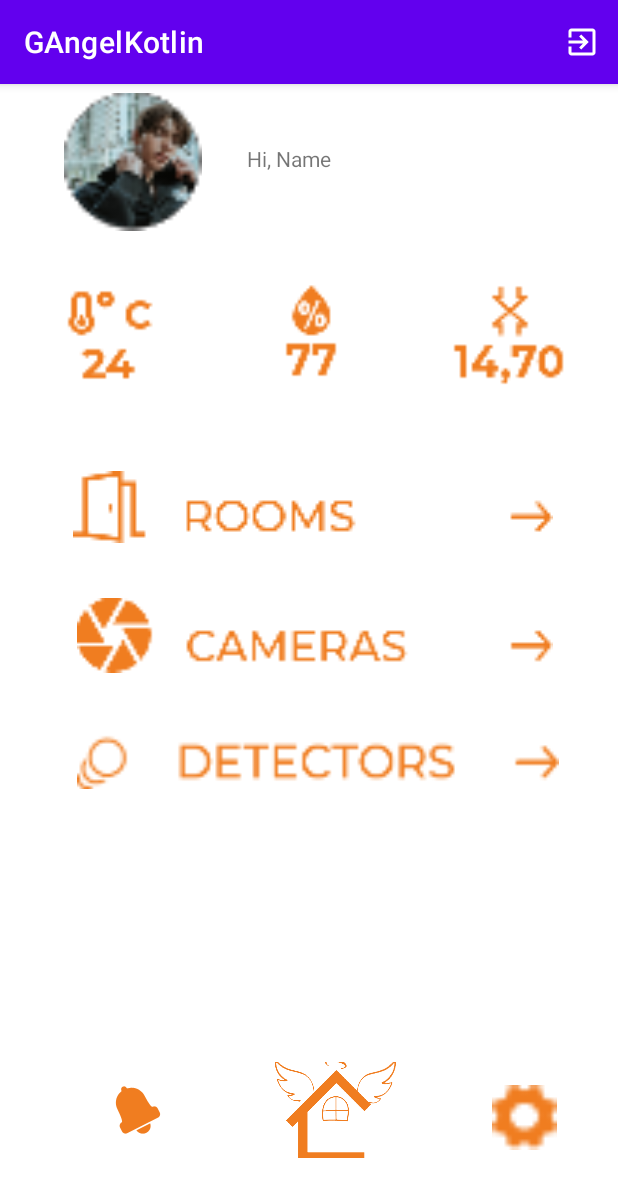
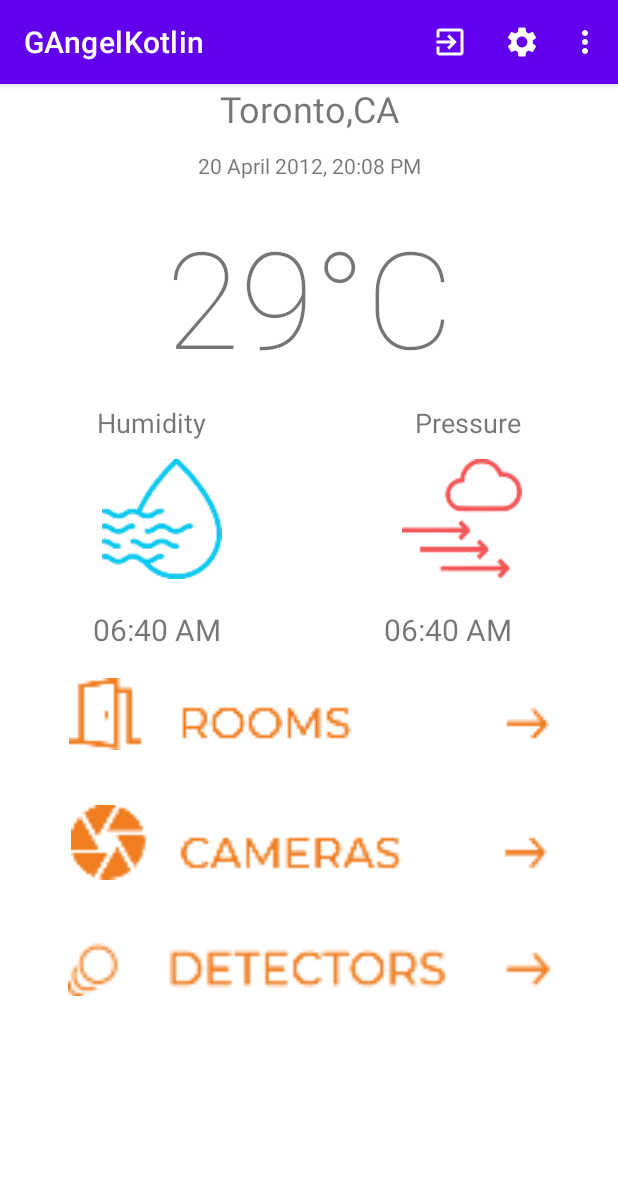
Before and after one commit to Syedts/GAngelKotlin, an Android app: the Home screen opened directly, with no data from a screen before it, on a phone screen of 412 x 824 dp. Shown: the top 1197 px of the screen. Run offline under Robolectric (Android 15) with nearby library versions, the phone set to English and light mode, and no system bars.

Commit message:
Successfully Added The Weather API to display Temp , Pressure and Humidity  and added Nav Menu

```diff
--- a/app/src/main/java/com/example/gangelkotlin/Home.kt
+++ b/app/src/main/java/com/example/gangelkotlin/Home.kt
@@ -11,9 +11,25 @@ import androidx.appcompat.app.AppCompatActivity
 import com.example.gangelkotlin.firebase.AuthenticationManager
 import com.example.gangelkotlin.Router
 
+import android.os.AsyncTask
+
+import android.widget.ProgressBar
+import android.widget.RelativeLayout
+import android.widget.TextView
+
+import org.json.JSONObject
+import java.net.URL
+import java.text.SimpleDateFormat
+import java.util.*
 class Home : AppCompatActivity() {
+
+    val CITY: String = "Toronto,ca"
+    val API: String = "b74a62c854248521dbd00f3d2c78e86b" // Use API key
+
+
     private val router by lazy { Router() }
     private val authenticationManager by lazy { AuthenticationManager() }
+
     companion object {
         fun createIntent(context: Context) = Intent(context, Home::class.java)
     }
@@ -22,6 +38,7 @@ class Home : AppCompatActivity() {
     override fun onCreate(savedInstanceState: Bundle?) {
         super.onCreate(savedInstanceState)
         setContentView(R.layout.activity_home)
+        weatherTask().execute()
     }
 
     override fun onCreateOptionsMenu(menu: Menu?): Boolean {
@@ -36,6 +53,21 @@ class Home : AppCompatActivity() {
                 R.id.nav_exit -> {
                     authenticationManager.signOut(this)
                     router.startLoginScreen(this)
+                    finish()
+                    true
+                }
+                R.id.nav_notification -> {
+                    router.startNotificationScreen(this)
+                    finish()
+                    true
+                }
+                R.id.nav_settings -> {
+                    router.startSettingsScreen(this)
+                    finish()
+                    true
+                }
+                R.id.nav_home -> {
+                    router.startHomeScreen(this)
                     finish()
                     true
                 }
@@ -78,5 +110,60 @@ class Home : AppCompatActivity() {
 
     }
 
+    inner class weatherTask() : AsyncTask<String, Void, String>() {
+        override fun onPreExecute() {
+            super.onPreExecute()
 
         }
+
+        override fun doInBackground(vararg params: String?): String? {
+            var response: String?
+            try {
+                response = URL("https://api.openweathermap.org/data/2.5/weather?q=$CITY&units=metric&appid=$API").readText(
+                        Charsets.UTF_8
+                )
+            } catch (e: Exception) {
+                response = null
+            }
+            return response
+        }
+
+        override fun onPostExecute(result: String?) {
+            super.onPostExecute(result)
+            try {
+                /* Extracting JSON returns from the API */
+                val jsonObj = JSONObject(result)
+                val main = jsonObj.getJSONObject("main")
+                val sys = jsonObj.getJSONObject("sys")
+
+                val weather = jsonObj.getJSONArray("weather").getJSONObject(0)
+
+                val updatedAt: Long = jsonObj.getLong("dt")
+                val updatedAtText = "Data and Time: " + SimpleDateFormat("dd/MM/yyyy hh:mm a", Locale.ENGLISH).format(Date(updatedAt * 1000))
+                val temp = main.getString("temp") + "°C"
+
+                val pressure = main.getString("pressure")
+
+                val humidity = main.getString("humidity")
+
+                val address = jsonObj.getString("name") + ", " + sys.getString("country")
+
+                findViewById<TextView>(R.id.address).text = address
+                findViewById<TextView>(R.id.updated_at).text = updatedAtText
+
+                findViewById<TextView>(R.id.temp).text = temp
+                findViewById<TextView>(R.id.pressure).text = pressure
+                findViewById<TextView>(R.id.humidity).text = humidity
+
+
+
+
+            } catch (e: Exception) {
+
+            }
+
+        }
+
+
+    }
+}
--- a/app/src/main/java/com/example/gangelkotlin/SignUp.kt
+++ b/app/src/main/java/com/example/gangelkotlin/SignUp.kt
@@ -13,8 +13,14 @@ class SignUp : AppCompatActivity() {
     }
 
     fun SignUpClk(view: View) {
+        /*
         val SignUp = Intent(this, Home::class.java)
         startActivity(SignUp)
         Toast.makeText(this, "Welcome", Toast.LENGTH_SHORT).show()
+
+         */
     }
+
+
+
 }
--- /dev/null
+++ b/app/src/main/res/drawable/ic_baseline_settings_24.xml
@@ -0,0 +1,5 @@
+<vector android:height="24dp" android:tint="#FFFFFF"
+    android:viewportHeight="24" android:viewportWidth="24"
+    android:width="24dp" xmlns:android="http://schemas.android.com/apk/res/android">
+    <path android:fillColor="@android:color/white" android:pathData="M19.14,12.94c0.04,-0.3 0.06,-0.61 0.06,-0.94c0,-0.32 -0.02,-0.64 -0.07,-0.94l2.03,-1.58c0.18,-0.14 0.23,-0.41 0.12,-0.61l-1.92,-3.32c-0.12,-0.22 -0.37,-0.29 -0.59,-0.22l-2.39,0.96c-0.5,-0.38 -1.03,-0.7 -1.62,-0.94L14.4,2.81c-0.04,-0.24 -0.24,-0.41 -0.48,-0.41h-3.84c-0.24,0 -0.43,0.17 -0.47,0.41L9.25,5.35C8.66,5.59 8.12,5.92 7.63,6.29L5.24,5.33c-0.22,-0.08 -0.47,0 -0.59,0.22L2.74,8.87C2.62,9.08 2.66,9.34 2.86,9.48l2.03,1.58C4.84,11.36 4.8,11.69 4.8,12s0.02,0.64 0.07,0.94l-2.03,1.58c-0.18,0.14 -0.23,0.41 -0.12,0.61l1.92,3.32c0.12,0.22 0.37,0.29 0.59,0.22l2.39,-0.96c0.5,0.38 1.03,0.7 1.62,0.94l0.36,2.54c0.05,0.24 0.24,0.41 0.48,0.41h3.84c0.24,0 0.44,-0.17 0.47,-0.41l0.36,-2.54c0.59,-0.24 1.13,-0.56 1.62,-0.94l2.39,0.96c0.22,0.08 0.47,0 0.59,-0.22l1.92,-3.32c0.12,-0.22 0.07,-0.47 -0.12,-0.61L19.14,12.94zM12,15.6c-1.98,0 -3.6,-1.62 -3.6,-3.6s1.62,-3.6 3.6,-3.6s3.6,1.62 3.6,3.6S13.98,15.6 12,15.6z"/>
+</vector>
--- a/app/src/main/res/layout/activity_home.xml
+++ b/app/src/main/res/layout/activity_home.xml
@@ -6,69 +6,119 @@
     android:layout_height="match_parent"
     tools:context=".Home">
 
+    <TextView
+        android:id="@+id/address"
+        android:layout_width="wrap_content"
+        android:layout_height="wrap_content"
+        android:text="Toronto,CA"
+        android:textSize="24dp"
+        app:layout_constraintEnd_toEndOf="parent"
+        app:layout_constraintStart_toStartOf="parent"
+        app:layout_constraintTop_toTopOf="parent" />
+
+    <TextView
+        android:id="@+id/updated_at"
+        android:layout_width="wrap_content"
+        android:layout_height="wrap_content"
+        android:layout_marginTop="12dp"
+        android:text="20 April 2012, 20:08 PM"
+        android:textSize="14dp"
+        app:layout_constraintEnd_toEndOf="parent"
+        app:layout_constraintStart_toStartOf="parent"
+        app:layout_constraintTop_toBottomOf="@+id/address" />
+
+    <TextView
+        android:id="@+id/temp"
+        android:layout_width="wrap_content"
+        android:layout_height="wrap_content"
+        android:layout_gravity="center"
+        android:layout_marginTop="17dp"
+        android:fontFamily="sans-serif-thin"
+        android:text="29°C"
+        android:textSize="90dp"
+        app:layout_constraintEnd_toEndOf="parent"
+        app:layout_constraintHorizontal_bias="0.502"
+        app:layout_constraintStart_toStartOf="parent"
+        app:layout_constraintTop_toBottomOf="@+id/updated_at" />
+
     <ImageView
-        android:id="@+id/imageView15"
-        android:layout_width="92dp"
-        android:layout_height="95dp"
-        android:layout_marginTop="4dp"
+        android:id="@+id/imageView17"
+        android:layout_width="105dp"
+        android:layout_height="80dp"
+        android:layout_marginTop="12dp"
         app:layout_constraintEnd_toEndOf="parent"
-        app:layout_constraintHorizontal_bias="0.134"
+        app:layout_constraintHorizontal_bias="0.18"
         app:layout_constraintStart_toStartOf="parent"
-        app:layout_constraintTop_toTopOf="parent"
-        app:srcCompat="@drawable/profilepic" />
+        app:layout_constraintTop_toBottomOf="@+id/textView6"
+        app:srcCompat="@drawable/bhumidity" />
+
+    <TextView
+        android:id="@+id/textView6"
+        android:layout_width="wrap_content"
+        android:layout_height="wrap_content"
+        android:layout_marginTop="12dp"
+        android:text="Humidity"
+        android:textSize="18dp"
+        app:layout_constraintEnd_toStartOf="@+id/textView2"
+        app:layout_constraintHorizontal_bias="0.318"
+        app:layout_constraintStart_toStartOf="parent"
+        app:layout_constraintTop_toBottomOf="@+id/temp" />
+
+    <TextView
+        android:id="@+id/humidity"
+        android:layout_width="wrap_content"
+        android:layout_height="wrap_content"
+        android:text="06:40 AM"
+        android:textSize="20dp"
+        app:layout_constraintBottom_toTopOf="@+id/imageView19"
+        app:layout_constraintEnd_toStartOf="@+id/pressure"
+        app:layout_constraintHorizontal_bias="0.363"
+        app:layout_constraintStart_toStartOf="parent" />
+
+    <ImageView
+        android:id="@+id/imageView18"
+        android:layout_width="105dp"
+        android:layout_height="80dp"
+        android:layout_marginTop="12dp"
+        app:layout_constraintEnd_toEndOf="parent"
+        app:layout_constraintHorizontal_bias="0.65"
+        app:layout_constraintStart_toEndOf="@+id/imageView17"
+        app:layout_constraintTop_toBottomOf="@+id/textView2"
+        app:srcCompat="@drawable/apressure"
+        app:tint="#F45757" />
 
     <TextView
         android:id="@+id/textView2"
         android:layout_width="wrap_content"
         android:layout_height="wrap_content"
-        android:layout_marginTop="36dp"
-        android:text="Hi, Name"
+        android:layout_marginTop="12dp"
+        android:text="Pressure"
+        android:textSize="18dp"
         app:layout_constraintEnd_toEndOf="parent"
-        app:layout_constraintHorizontal_bias="0.135"
-        app:layout_constraintStart_toEndOf="@+id/imageView15"
-        app:layout_constraintTop_toTopOf="@+id/imageView15" />
+        app:layout_constraintHorizontal_bias="0.81"
+        app:layout_constraintStart_toStartOf="parent"
+        app:layout_constraintTop_toBottomOf="@+id/temp" />
 
-    <ImageView
-        android:id="@+id/imageView16"
-        android:layout_width="102dp"
-        android:layout_height="96dp"
+    <TextView
+        android:id="@+id/pressure"
+        android:layout_width="wrap_content"
+        android:layout_height="wrap_content"
         android:layout_marginTop="20dp"
-        app:layout_constraintEnd_toStartOf="@+id/imageView17"
+        android:text="06:40 AM"
+        android:textSize="20dp"
+        app:layout_constraintEnd_toEndOf="parent"
+        app:layout_constraintHorizontal_bias="0.784"
         app:layout_constraintStart_toStartOf="parent"
-        app:layout_constraintTop_toBottomOf="@+id/imageView15"
-        app:srcCompat="@drawable/temp" />
-
-    <ImageView
-        android:id="@+id/imageView17"
-        android:layout_width="111dp"
-        android:layout_height="96dp"
-        android:layout_marginTop="20dp"
-        android:layout_marginEnd="148dp"
-        app:layout_constraintEnd_toEndOf="parent"
-        app:layout_constraintTop_toBottomOf="@+id/imageView15"
-        app:srcCompat="@drawable/humidity" />
-
-    <ImageView
-        android:id="@+id/imageView18"
-        android:layout_width="97dp"
-        android:layout_height="98dp"
-        android:layout_marginTop="20dp"
-        app:layout_constraintEnd_toEndOf="parent"
-        app:layout_constraintHorizontal_bias="0.542"
-        app:layout_constraintStart_toEndOf="@+id/imageView17"
-        app:layout_constraintTop_toBottomOf="@+id/imageView15"
-        app:srcCompat="@drawable/component_21_1" />
+        app:layout_constraintTop_toBottomOf="@+id/imageView18" />
 
     <ImageView
         android:id="@+id/imageView19"
         android:layout_width="320dp"
         android:layout_height="85dp"
-        android:layout_marginTop="24dp"
         android:onClick="homeroomCLK"
         app:layout_constraintEnd_toEndOf="parent"
-        app:layout_constraintHorizontal_bias="0.527"
         app:layout_constraintStart_toStartOf="parent"
-        app:layout_constraintTop_toBottomOf="@+id/imageView17"
+        app:layout_constraintTop_toBottomOf="@+id/pressure"
         app:srcCompat="@drawable/homerooms" />
 
     <ImageView
@@ -78,7 +128,7 @@
         android:layout_marginTop="4dp"
         android:onClick="homecamClk"
         app:layout_constraintEnd_toEndOf="parent"
-        app:layout_constraintHorizontal_bias="0.542"
+        app:layout_constraintHorizontal_bias="0.5"
         app:layout_constraintStart_toStartOf="parent"
         app:layout_constraintTop_toBottomOf="@+id/imageView19"
         app:srcCompat="@drawable/homecam" />
@@ -90,50 +140,9 @@
         android:layout_marginTop="8dp"
         android:onClick="homedetectorsClk"
         app:layout_constraintEnd_toEndOf="parent"
-        app:layout_constraintHorizontal_bias="0.566"
+        app:layout_constraintHorizontal_bias="0.5"
         app:layout_constraintStart_toStartOf="parent"
         app:layout_constraintTop_toBottomOf="@+id/imageView20"
         app:srcCompat="@drawable/homedet" />
 
-    <ImageButton
-        android:id="@+id/imageButton6"
-        android:layout_width="wrap_content"
-        android:layout_height="wrap_content"
-        android:layout_marginBottom="68dp"
-        android:background="#00F07D20"
-        android:backgroundTint="@color/orange1"
-        android:onClick="notificationClk"
-        android:tint="@color/orange1"
-        app:layout_constraintBottom_toBottomOf="parent"
-        app:layout_constraintEnd_toEndOf="parent"
-        app:layout_constraintHorizontal_bias="0.2"
-        app:layout_constraintStart_toStartOf="parent"
-        app:srcCompat="@android:drawable/ic_popup_reminder" />
-
-    <ImageButton
-        android:id="@+id/imageButton7"
-        android:layout_width="84dp"
-        android:layout_height="64dp"
-        android:layout_marginBottom="52dp"
-        android:background="#07FFFFFF"
-        app:layout_constraintBottom_toBottomOf="parent"
-        app:layout_constraintEnd_toEndOf="parent"
-        app:layout_constraintHorizontal_bias="0.336"
-        app:layout_constraintStart_toEndOf="@+id/imageButton6"
-        app:layout_constraintTop_toBottomOf="@+id/imageView21"
-        app:layout_constraintVertical_bias="1.0"
-        app:srcCompat="@drawable/homelogo" />
-
-    <ImageView
-        android:id="@+id/imageView23"
-        android:layout_width="43dp"
-        android:layout_height="46dp"
-        android:layout_marginBottom="56dp"
-        android:onClick="SettingClk"
-        app:layout_constraintBottom_toBottomOf="parent"
-        app:layout_constraintEnd_toEndOf="parent"
-        app:layout_constraintHorizontal_bias="0.601"
-        app:layout_constraintStart_toEndOf="@+id/imageButton7"
-        app:srcCompat="@drawable/settingsicon" />
-
 </androidx.constraintlayout.widget.ConstraintLayout>
--- a/app/src/main/res/menu/nav_menu.xml
+++ b/app/src/main/res/menu/nav_menu.xml
@@ -7,6 +7,23 @@
     android:title="Exit"
     app:showAsAction="ifRoom"/>
 
+<item android:id="@+id/nav_notification"
+        android:title="Notifications"
+        app:showAsAction="never"
+    />
+    <item android:id="@+id/nav_settings"
+        android:title="Settings"
+        android:icon="@drawable/ic_baseline_settings_24"
+        app:showAsAction="ifRoom"
+        />
+    <item android:id="@+id/nav_aboutus"
+        android:title="About Us"
+        app:showAsAction="never"
 
+        />
+    <item android:id="@+id/nav_home"
+        android:title="Home"
+        app:showAsAction="never"
 
+        />
 </menu>
--- a/app/src/main/res/mipmap-anydpi-v26/ic_launcher.xml
+++ b/app/src/main/res/mipmap-anydpi-v26/ic_launcher.xml
@@ -1,5 +1,5 @@
 <?xml version="1.0" encoding="utf-8"?>
 <adaptive-icon xmlns:android="http://schemas.android.com/apk/res/android">
-    <background android:drawable="@drawable/ic_launcher_background" />
-    <foreground android:drawable="@drawable/ic_launcher_foreground" />
+    <background android:drawable="@drawable/homelogo" />
+    <foreground android:drawable="@drawable/homelogo" />
 </adaptive-icon>
--- a/app/src/main/res/mipmap-anydpi-v26/ic_launcher_round.xml
+++ b/app/src/main/res/mipmap-anydpi-v26/ic_launcher_round.xml
@@ -1,5 +1,5 @@
 <?xml version="1.0" encoding="utf-8"?>
 <adaptive-icon xmlns:android="http://schemas.android.com/apk/res/android">
-    <background android:drawable="@drawable/ic_launcher_background" />
-    <foreground android:drawable="@drawable/ic_launcher_foreground" />
+    <background android:drawable="@color/white" />
+    <foreground android:drawable="@drawable/homelogo" />
 </adaptive-icon>
```
Also changed, not shown: app/src/main/java/com/example/gangelkotlin/Notifications.kt (+50 -0 lines), app/src/main/java/com/example/gangelkotlin/Router.kt (+8 -3 lines), app/src/main/java/com/example/gangelkotlin/Signin.kt (+1 -13 lines), app/src/main/java/com/example/gangelkotlin/settings.kt (+48 -0 lines), app/src/main/res/layout/activity_main.xml (+6 -4 lines), app/src/main/res/layout/activity_sign_up.xml (+34 -35 lines), app/src/main/res/layout/activity_signin.xml (+27 -37 lines), app/src/main/res/drawable-xxhdpi/apressure.png (added), app/src/main/res/drawable-xxhdpi/bhumidity.png (added). Lines whose indentation alone changed are shown as unchanged.
